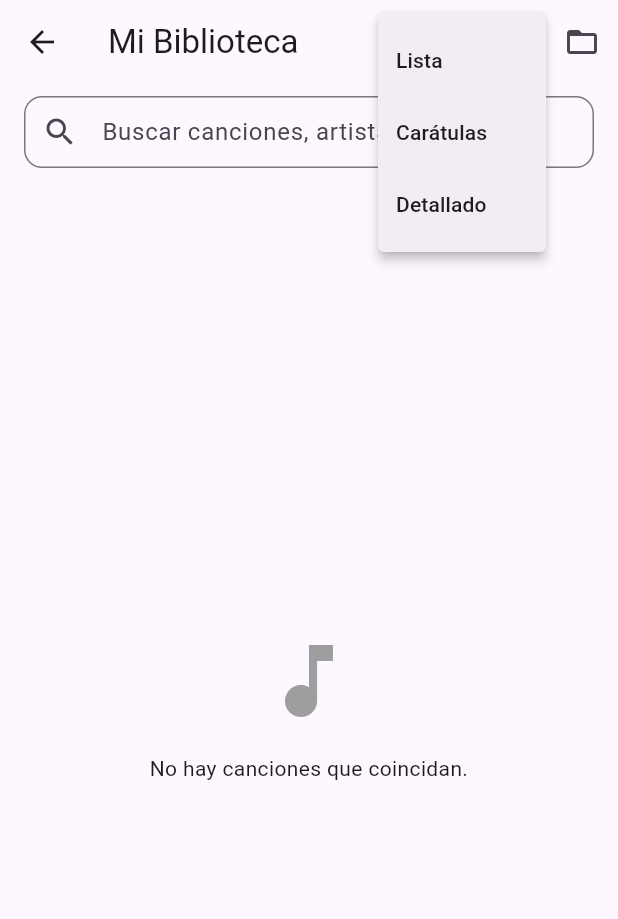
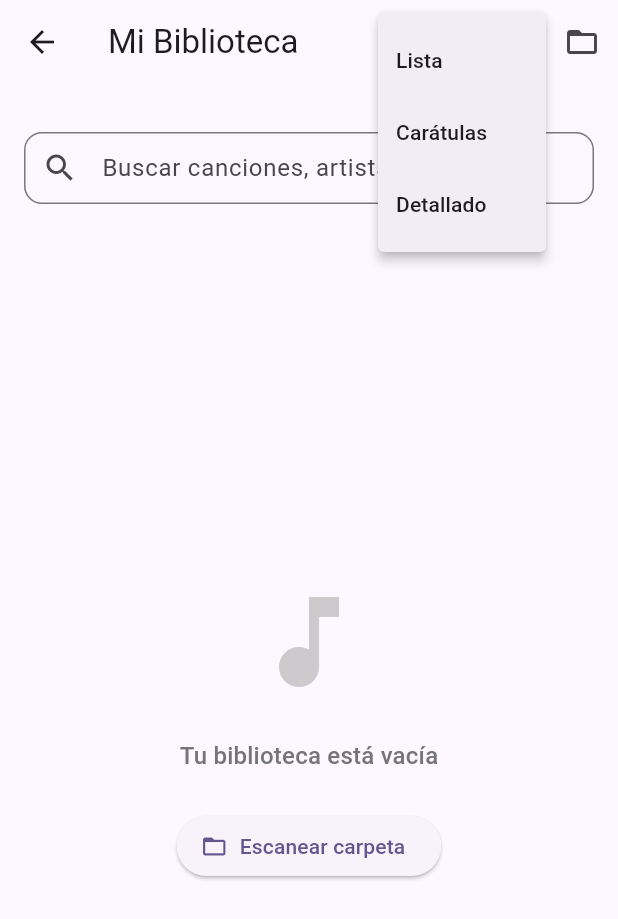
Before and after one commit to Oyhs-co/otune, a Flutter app: the LibraryPage screen opened by its route, after a tap on the "view module" icon, on a phone screen of 412 x 824 dp. Shown: the top 919 px of the screen. Run offline on Flutter 3.47's test engine with Material 3 defaults, Android fonts, the phone set to English and light mode, and no system bars; drawn by our look-alikes of dynamic_color; our stand-ins replace drift, file_picker, flutter_riverpod, go_router, logger; missing offline and left inert: media_kit, media_metadata; accounts and stored records are empty; generated files the repository leaves out were written again; statements that could not run were skipped.

Commit message:
feat(ui): Implement empty states and scan feedback in the library
The user experience in the library section is improved by introducing informative visual states and real-time feedback during the file scanning process.

Changes made:
- Implemented `LibraryEmptyState` to display contextual messages and scanning actions when no music is available.
- Implemented `LibraryScanBanner` to provide visual feedback on scanning progress, including the count of processed files and success or error statuses.
- Updated `LibraryPage` to integrate the new scan banner and improve handling of loading errors.
- Added technical documentation and design specifications (SPECS) for adaptive navigation, empty states, and scan feedback.
- Updated the changelog in `CHANGELOG.md`.

```diff
--- a/frontend/lib/features/library/presentation/pages/library_page.dart
+++ b/frontend/lib/features/library/presentation/pages/library_page.dart
@@ -9,6 +9,8 @@ import 'package:otune/features/library/application/state/library_scan_state.dart
 import 'package:otune/features/library/domain/entities/library_view_mode.dart';
 import 'package:otune/features/library/domain/entities/track.dart';
 import 'package:otune/features/library/presentation/widgets/library_track_list.dart';
+import 'package:otune/features/library/presentation/widgets/library_empty_state.dart';
+import 'package:otune/features/library/presentation/widgets/library_scan_banner.dart';
 import 'package:otune/features/playback/application/playback_controller.dart';
 import 'package:otune/features/playback/domain/entities/track_ref.dart';
 
@@ -97,8 +99,12 @@ class _LibraryPageState extends ConsumerState<LibraryPage> {
       body: Column(
         children: [
           Padding(
-            padding: const EdgeInsets.symmetric(horizontal: 16, vertical: 8),
-            child: TextField(
+            padding: const EdgeInsets.all(16.0),
+            child: Column(
+              children: [
+                const LibraryScanBanner(),
+                const SizedBox(height: 16),
+                TextField(
                   decoration: InputDecoration(
                     hintText: 'Buscar canciones, artistas...',
                     prefixIcon: const Icon(Icons.search),
@@ -111,6 +117,8 @@ class _LibraryPageState extends ConsumerState<LibraryPage> {
                     ref.read(librarySearchQueryProvider.notifier).query = value;
                   },
                 ),
+              ],
+            ),
           ),
           Expanded(
             child: FutureBuilder<List<LibraryTrack>>(
@@ -121,26 +129,35 @@ class _LibraryPageState extends ConsumerState<LibraryPage> {
                 }
                 if (snapshot.hasError) {
                   return Center(
-                    child: Text(
+                    child: Column(
+                      mainAxisAlignment: MainAxisAlignment.center,
+                      children: [
+                        const Icon(Icons.error_outline, size: 64, color: Colors.red),
+                        const SizedBox(height: 16),
+                        Text(
                           'Error al cargar la biblioteca: ${snapshot.error}',
+                          textAlign: TextAlign.center,
+                        ),
+                        const SizedBox(height: 16),
+                        ElevatedButton(
+                          onPressed: () => setState(() {}),
+                          child: const Text('Reintentar'),
+                        ),
+                      ],
                     ),
                   );
                 }
 
                 final tracks = snapshot.data ?? <LibraryTrack>[];
+                final query = ref.read(librarySearchQueryProvider);
                 if (tracks.isEmpty) {
-                  return const Center(
-                    child: Column(
-                      mainAxisAlignment: MainAxisAlignment.center,
-                      children: [
-                        Icon(Icons.music_note, size: 64, color: Colors.grey),
-                        SizedBox(height: 16),
-                        Text(
-                          'No hay canciones que coincidan.',
-                          textAlign: TextAlign.center,
-                        ),
-                      ],
-                    ),
+                  return LibraryEmptyState(
+                    message: query.isEmpty
+                        ? 'Tu biblioteca está vacía'
+                        : 'No hay canciones que coincidan con "$query"',
+                    buttonText: query.isEmpty ? 'Escanear carpeta' : '',
+                    onButtonPressed: _handleScanFolder,
+                    icon: query.isEmpty ? Icons.music_note : Icons.search_off,
                   );
                 }
 
--- /dev/null
+++ b/frontend/lib/features/library/presentation/widgets/library_empty_state.dart
@@ -0,0 +1,47 @@
+import 'package:flutter/material.dart';
+
+class LibraryEmptyState extends StatelessWidget {
+  const LibraryEmptyState({
+    super.key,
+    required this.message,
+    required this.buttonText,
+    required this.onButtonPressed,
+    this.icon = Icons.music_note,
+  });
+
+  final String message;
+  final String buttonText;
+  final VoidCallback onButtonPressed;
+  final IconData icon;
+
+  @override
+  Widget build(BuildContext context) {
+    return Center(
+      child: Padding(
+        padding: const EdgeInsets.all(32.0),
+        child: Column(
+          mainAxisAlignment: MainAxisAlignment.center,
+          children: [
+            Icon(icon, size: 80, color: Colors.grey.withOpacity(0.5)),
+            const SizedBox(height: 24),
+            Text(
+              message,
+              textAlign: TextAlign.center,
+              style: Theme.of(context).textTheme.titleMedium?.copyWith(
+                    color: Colors.grey[600],
+                  ),
+            ),
+            if (buttonText.isNotEmpty) ...[
+              const SizedBox(height: 24),
+              ElevatedButton.icon(
+                onPressed: onButtonPressed,
+                icon: const Icon(Icons.folder_open),
+                label: Text(buttonText),
+              ),
+            ],
+          ],
+        ),
+      ),
+    );
+  }
+}
--- /dev/null
+++ b/frontend/lib/features/library/presentation/widgets/library_scan_banner.dart
@@ -0,0 +1,73 @@
+import 'package:flutter/material.dart';
+import 'package:flutter_riverpod/flutter_riverpod.dart';
+import 'package:otune/features/library/application/state/library_scan_state.dart';
+
+class LibraryScanBanner extends ConsumerWidget {
+  const LibraryScanBanner({super.key});
+
+  @override
+  Widget build(BuildContext context, WidgetRef ref) {
+    final scanState = ref.watch(libraryScanProvider);
+
+    if (!scanState.isScanning && scanState.status == 'No se ha realizado ningún escaneo') {
+      return const SizedBox.shrink();
+    }
+
+    final bool isError = scanState.status.startsWith('Error:');
+    final bool isComplete = scanState.status.startsWith('Escaneo completado');
+
+    return Container(
+      width: double.infinity,
+      padding: const EdgeInsets.symmetric(horizontal: 16, vertical: 12),
+      decoration: BoxDecoration(
+        color: isError
+            ? Theme.of(context).colorScheme.errorContainer
+            : (isComplete ? Colors.green.shade100 : Theme.of(context).colorScheme.primaryContainer),
+        borderRadius: BorderRadius.circular(12),
+      ),
+      child: Row(
+        children: [
+          if (scanState.isScanning)
+            const Padding(
+              padding: EdgeInsets.only(right: 12),
+              child: SizedBox(
+                width: 18,
+                height: 18,
+                child: CircularProgressIndicator(strokeWidth: 2),
+              ),
+            )
+          else if (isComplete)
+            const Padding(
+              padding: EdgeInsets.only(right: 12),
+              child: Icon(Icons.check_circle, color: Colors.green, size: 18),
+            )
+          else
+            const Padding(
+              padding: EdgeInsets.only(right: 12),
+              child: Icon(Icons.error_outline, color: Colors.red, size: 18),
+            ),
+          Expanded(
+            child: Column(
+              crossAxisAlignment: CrossAxisAlignment.start,
+              mainAxisSize: MainAxisSize.min,
+              children: [
+                Text(
+                  scanState.status,
+                  style: Theme.of(context).textTheme.bodySmall?.copyWith(
+                        fontWeight: FontWeight.bold,
+                      ),
+                  overflow: TextOverflow.ellipsis,
+                ),
+                if (scanState.isScanning)
+                  Text(
+                    'Archivos procesados: ${scanState.filesProcessed}',
+                    style: Theme.of(context).textTheme.labelSmall,
+                  ),
+              ],
+            ),
+          ),
+        ],
+      ),
+    );
+  }
+}
```
Also changed, not shown: 4 other files. Lines whose indentation alone changed are shown as unchanged.
